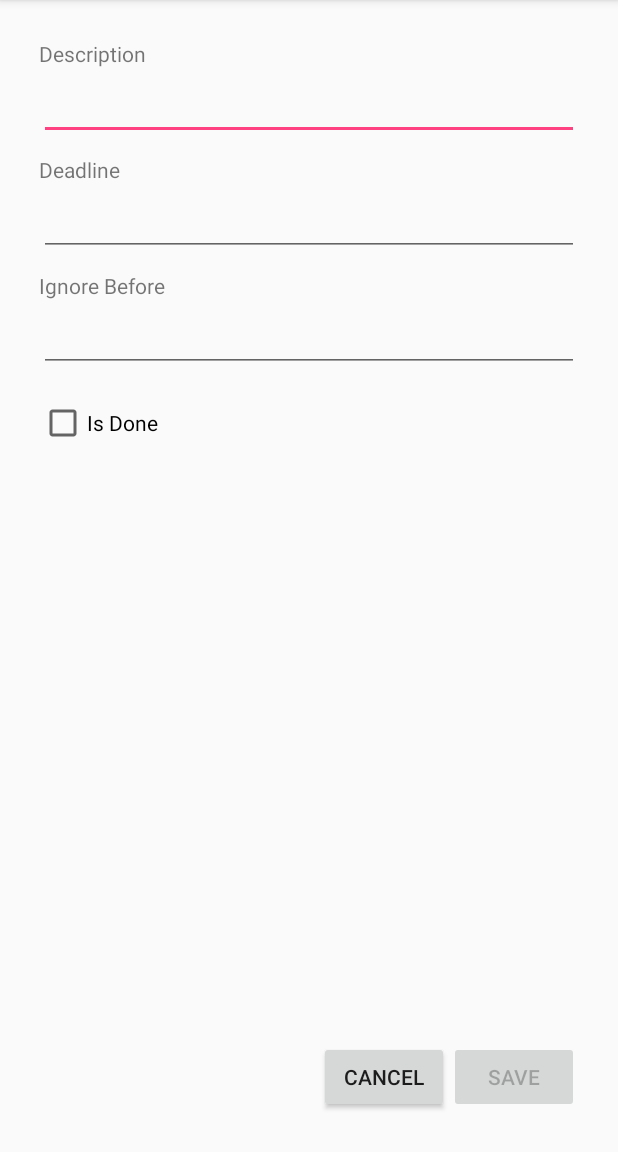
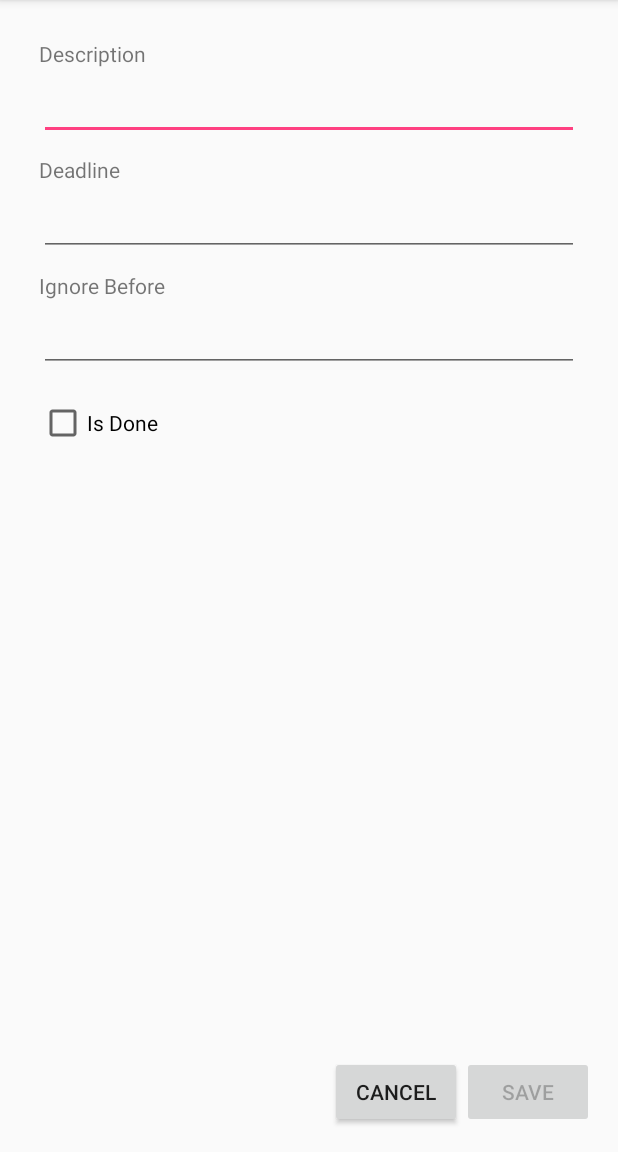
Before and after one commit to Stoneframe/Serena, an Android app: the TaskActivity screen opened directly, with no data from a screen before it, on a phone screen of 412 x 824 dp, the part 84-1236 px from its top. Run offline under Robolectric (Android 15) with nearby library versions, the phone set to English and light mode, and no system bars; 4 statements that could not run were skipped.

Commit message:
Fix some text and button scaling issues

```diff
--- a/app/src/main/res/layout/activity_effort.xml
+++ b/app/src/main/res/layout/activity_effort.xml
@@ -117,7 +117,7 @@
         android:id="@+id/effort_per_week_text"
         android:layout_width="wrap_content"
         android:layout_height="wrap_content"
-        android:layout_alignParentBottom="true"
+        android:layout_above="@+id/cancelButton"
         android:layout_alignParentStart="true"
         android:layout_toStartOf="@+id/cancelButton"/>
 
--- a/app/src/main/res/layout/activity_task.xml
+++ b/app/src/main/res/layout/activity_task.xml
@@ -108,50 +108,38 @@
                     android:id="@+id/isDoneCheckBox"
                     android:layout_width="match_parent"
                     android:layout_height="wrap_content"
-                    android:text="Is Done"
-                    android:minHeight="48dp"/>
+                    android:minHeight="48dp"
+                    android:text="Is Done" />
             </LinearLayout>
         </LinearLayout>
     </ScrollView>
 
-    <LinearLayout
-        android:id="@+id/buttonLayout"
-        android:layout_width="match_parent"
-        android:layout_height="wrap_content"
-        android:layout_alignParentBottom="true"
-        android:orientation="horizontal"
-        android:padding="10dp">
-
     <Button
         android:id="@+id/removeButton"
-            android:layout_width="0dp"
+        android:layout_width="wrap_content"
         android:layout_height="wrap_content"
-            android:layout_weight="1"
+        android:layout_alignParentStart="true"
+        android:layout_alignParentBottom="true"
         android:onClick="removeClick"
         android:text="Remove" />
 
-        <!-- Spacer View -->
-        <View
-            android:layout_width="100dp"
-            android:layout_height="0dp"
-            android:layout_weight="0" />
-
     <Button
         android:id="@+id/cancelButton"
-            android:layout_width="0dp"
+        android:layout_width="wrap_content"
         android:layout_height="wrap_content"
-            android:layout_weight="1"
+        android:layout_alignParentBottom="true"
+        android:layout_toStartOf="@+id/saveButton"
         android:onClick="cancelClick"
         android:text="Cancel"
         tools:ignore="ButtonOrder" />
 
     <Button
         android:id="@+id/saveButton"
-            android:layout_width="0dp"
+        android:layout_width="wrap_content"
         android:layout_height="wrap_content"
-            android:layout_weight="1"
+        android:layout_alignParentEnd="true"
+        android:layout_alignParentBottom="true"
         android:onClick="saveClick"
         android:text="Save" />
-    </LinearLayout>
 
 </RelativeLayout>
--- a/app/src/main/res/layout/fragment_calories.xml
+++ b/app/src/main/res/layout/fragment_calories.xml
@@ -16,15 +16,15 @@
             android:id="@+id/textViewAvailableCalories"
             android:layout_width="wrap_content"
             android:layout_height="wrap_content"
-            android:text="Available calories: "
-            android:textSize="32sp" />
+            android:text="Available: "
+            android:textSize="30sp" />
 
         <TextView
             android:id="@+id/textViewCaloriesValue"
             android:layout_width="wrap_content"
             android:layout_height="wrap_content"
             android:text="0"
-            android:textSize="32sp"
+            android:textSize="30sp"
             android:layout_marginStart="8dp" />
     </LinearLayout>
 
--- a/app/src/main/res/layout/list_item_check_box.xml
+++ b/app/src/main/res/layout/list_item_check_box.xml
@@ -13,7 +13,6 @@
         android:layout_alignParentStart="true"
         android:gravity="center_vertical"
         android:textColor="@android:color/background_dark"
-        android:textSize="20sp"
         android:minHeight="50dp"
         android:layout_marginEnd="50dp"/>
 
```
Also changed, not shown: app/src/main/res/layout/activity_chore.xml (+10 -23 lines). Lines whose indentation alone changed are shown as unchanged.
